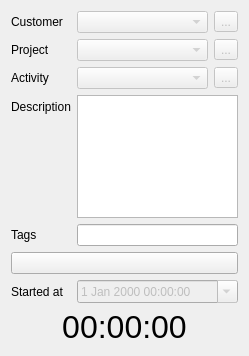
Old version of the form src/app/activitywidget.ui in the repository AlexandrePTJ/kemai.
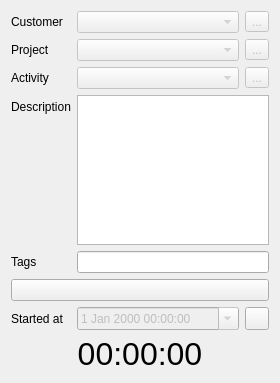
New version of the form. Icons and pictures are not drawn.

What changed in the file:
```diff
--- a/src/app/activitywidget.ui
+++ b/src/app/activitywidget.ui
@@ -6,8 +6,8 @@
    <rect>
     <x>0</x>
     <y>0</y>
-    <width>249</width>
-    <height>356</height>
+    <width>280</width>
+    <height>383</height>
    </rect>
   </property>
   <property name="windowTitle">
@@ -187,6 +187,63 @@
    <item row="4" column="1">
     <widget class="QLineEdit" name="leTags"/>
    </item>
+   <item row="6" column="0">
+    <widget class="QLabel" name="lbStartedAt">
+     <property name="text">
+      <string>Started at</string>
+     </property>
+    </widget>
+   </item>
+   <item row="6" column="1">
+    <layout class="QHBoxLayout" name="horizontalLayout_4">
+     <item>
+      <widget class="QDateTimeEdit" name="dteStartedAt">
+       <property name="enabled">
+        <bool>false</bool>
+       </property>
+       <property name="sizePolicy">
+        <sizepolicy hsizetype="Expanding" vsizetype="Fixed">
+         <horstretch>0</horstretch>
+         <verstretch>0</verstretch>
+        </sizepolicy>
+       </property>
+       <property name="calendarPopup">
+        <bool>true</bool>
+       </property>
+      </widget>
+     </item>
+     <item>
+      <widget class="QToolButton" name="tbEnableStartedAtEdit">
+       <property name="text">
+        <string/>
+       </property>
+       <property name="icon">
+        <iconset resource="icons.qrc">
+         <normaloff>:/icons/update</normaloff>
+         <normalon>:/icons/update-off</normalon>:/icons/update</iconset>
+       </property>
+       <property name="checkable">
+        <bool>true</bool>
+       </property>
+      </widget>
+     </item>
+    </layout>
+   </item>
+   <item row="7" column="0" colspan="2">
+    <widget class="QLabel" name="lbDurationTime">
+     <property name="font">
+      <font>
+       <pointsize>24</pointsize>
+      </font>
+     </property>
+     <property name="text">
+      <string>00:00:00</string>
+     </property>
+     <property name="alignment">
+      <set>Qt::AlignCenter</set>
+     </property>
+    </widget>
+   </item>
    <item row="5" column="0" colspan="2">
     <widget class="QPushButton" name="btStartStop">
      <property name="sizePolicy">
@@ -216,44 +273,6 @@
      </property>
     </widget>
    </item>
-   <item row="7" column="0">
-    <widget class="QLabel" name="lbStartedAt">
-     <property name="text">
-      <string>Started at</string>
-     </property>
-    </widget>
-   </item>
-   <item row="8" column="0" colspan="2">
-    <widget class="QLabel" name="lbDurationTime">
-     <property name="font">
-      <font>
-       <pointsize>24</pointsize>
-      </font>
-     </property>
-     <property name="text">
-      <string>00:00:00</string>
-     </property>
-     <property name="alignment">
-      <set>Qt::AlignCenter</set>
-     </property>
-    </widget>
-   </item>
-   <item row="7" column="1">
-    <widget class="QDateTimeEdit" name="dteStartedAt">
-     <property name="enabled">
-      <bool>false</bool>
-     </property>
-     <property name="sizePolicy">
-      <sizepolicy hsizetype="Expanding" vsizetype="Fixed">
-       <horstretch>0</horstretch>
-       <verstretch>0</verstretch>
-      </sizepolicy>
-     </property>
-     <property name="calendarPopup">
-      <bool>true</bool>
-     </property>
-    </widget>
-   </item>
   </layout>
  </widget>
  <resources>
```
Left out of the diff: 19 changed lines with no effect on the pictures.
